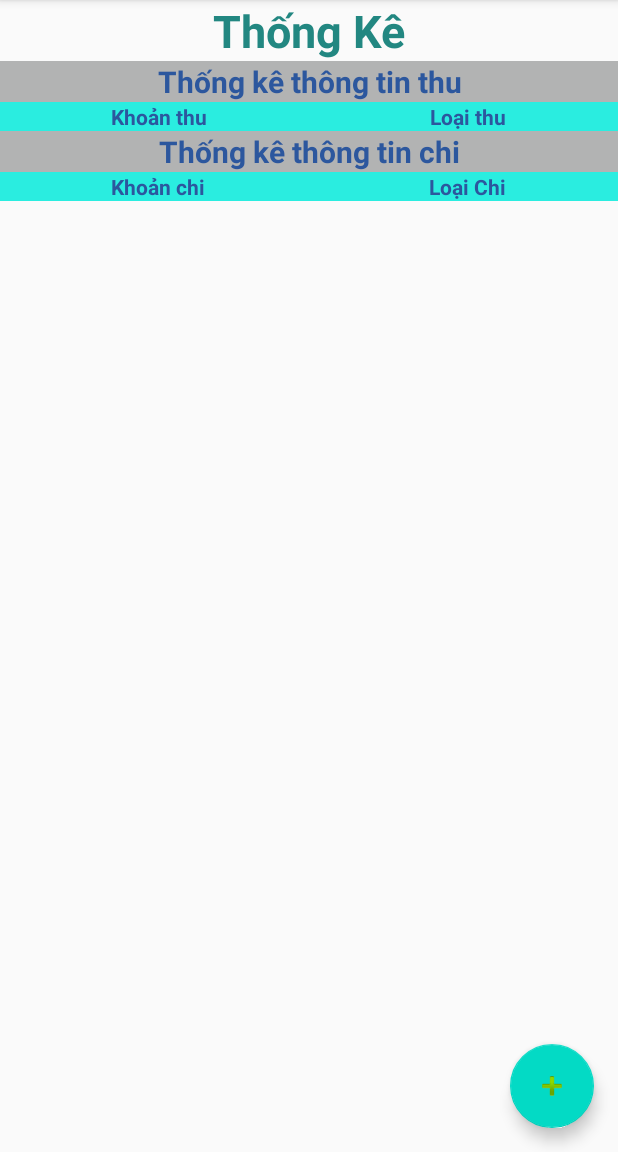
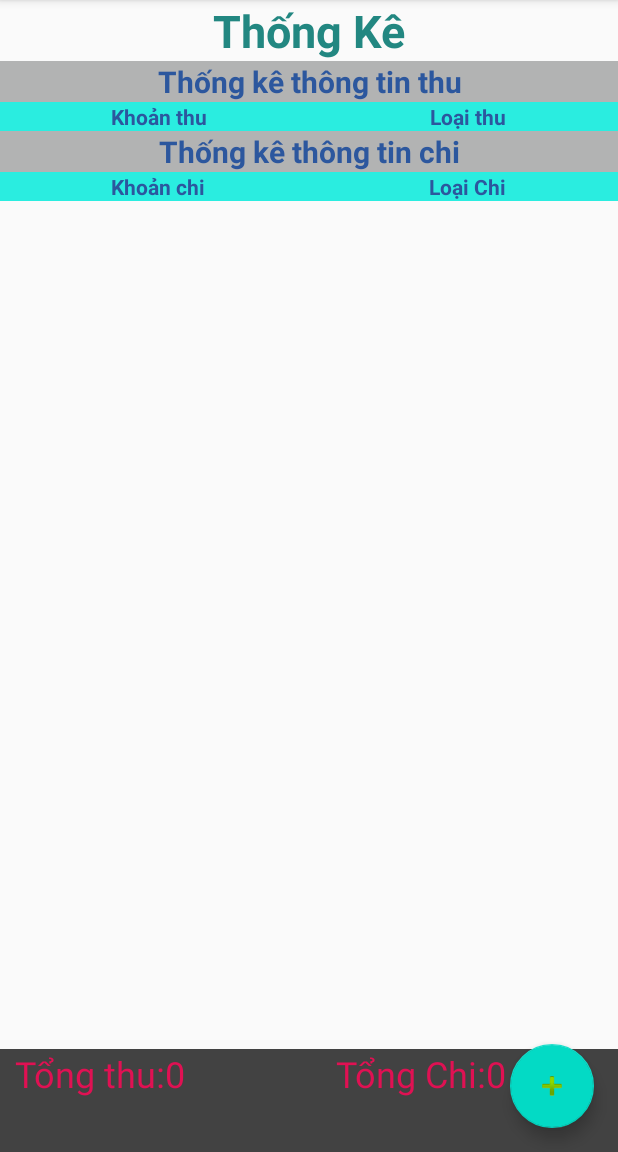
Before and after one commit to theanh2311/Quan_ly_thu_chi, an Android app: the screen it shows after launch (MainActivity), in the side drawer, after a tap on "Thống Kê", on a phone screen of 412 x 824 dp, the part 84-1236 px from its top. Run offline under Robolectric (Android 15) with nearby library versions, the phone set to English and light mode, and no system bars.

Commit message:
nta2k add func statistical

```diff
--- a/app/src/main/java/com/example/assignment/flagment1.java
+++ b/app/src/main/java/com/example/assignment/flagment1.java
@@ -2,10 +2,13 @@ package com.example.assignment;
 
 import android.database.Cursor;
 import android.os.Bundle;
+import android.util.Log;
 import android.view.LayoutInflater;
 import android.view.View;
 import android.view.ViewGroup;
 import android.widget.ListView;
+import android.widget.TextView;
+import android.widget.Toast;
 
 import androidx.annotation.NonNull;
 import androidx.annotation.Nullable;
@@ -22,11 +25,14 @@ import java.util.ArrayList;
 public class flagment1 extends Fragment {
     public flagment1() {
     }
+    int tongChi  = 0;
+    int tongThu = 0;
     private View rootview;
     ArrayList<ThongKeThu> list;
     ArrayList<ThongKeChi> list1;
     ThongKeThuAdapter adapter;
     ThongKeChiAdapter adapter1;
+    TextView tvTongThu,tvTongChi;
     ListView lv_thongkethu;
     ListView lv_thongkechi;
     Database database;
@@ -39,6 +45,8 @@ public class flagment1 extends Fragment {
         return rootview;
     }
     private void initView(){
+        tvTongChi = rootview.findViewById(R.id.tv_tongChi);
+        tvTongThu = rootview.findViewById(R.id.tv_tongThu);
         list = new ArrayList<>();
         lv_thongkethu = rootview.findViewById(R.id.lv_thongkethu);
         database  = new Database(getActivity());
@@ -50,9 +58,11 @@ public class flagment1 extends Fragment {
             String b = datathongkethu.getString(1);
             String c = datathongkethu.getString(2);
             list.add(new ThongKeThu(a,b,c));
+            tongThu += Integer.parseInt(b);
         }
         adapter.notifyDataSetChanged();
         lv_thongkethu.setAdapter(adapter);
+        tvTongThu.setText("Tổng thu:"+tongThu);
 
         list1 = new ArrayList<>();
         lv_thongkechi = rootview.findViewById(R.id.lv_thongkechi);
@@ -64,8 +74,11 @@ public class flagment1 extends Fragment {
             String b = datathongkechi.getString(1);
             String c = datathongkechi.getString(2);
             list1.add(new ThongKeChi(a,b,c));
+            tongChi += Integer.parseInt(b);
         }
         adapter1.notifyDataSetChanged();
         lv_thongkechi.setAdapter(adapter1);
+        tvTongChi.setText("Tổng Chi:"+tongChi);
+
     }
 }
--- a/app/src/main/res/layout/flagment1.xml
+++ b/app/src/main/res/layout/flagment1.xml
@@ -4,7 +4,7 @@
     android:layout_height="match_parent">
     <LinearLayout
         android:layout_width="match_parent"
-        android:layout_height="wrap_content"
+        android:layout_height="match_parent"
         android:orientation="vertical">
         <TextView
             android:layout_width="match_parent"
@@ -52,48 +52,75 @@
             android:id="@+id/lv_thongkethu">
 
         </ListView>
+
         <LinearLayout
             android:layout_width="match_parent"
-            android:layout_height="wrap_content"
+            android:layout_height="612dp"
             android:orientation="vertical">
+
             <TextView
                 android:layout_width="match_parent"
                 android:layout_height="wrap_content"
+                android:background="#b2b3b3"
+                android:gravity="center"
                 android:text="Thống kê thông tin chi"
-                android:gravity="center"
-                android:textStyle="bold"
                 android:textColor="#2c579e"
                 android:textSize="20dp"
-                android:background="#b2b3b3"/>
+                android:textStyle="bold" />
+
             <LinearLayout
                 android:layout_width="match_parent"
                 android:layout_height="wrap_content"
+                android:background="#2aede0"
                 android:orientation="horizontal"
-                android:weightSum="10"
-                android:background="#2aede0">
+                android:weightSum="10">
+
                 <TextView
                     android:layout_width="wrap_content"
                     android:layout_height="wrap_content"
                     android:layout_weight="5"
+                    android:gravity="center"
                     android:text="Khoản chi"
-                    android:textStyle="bold"
                     android:textColor="#2c579e"
-                    android:gravity="center"/>
+                    android:textStyle="bold" />
+
                 <TextView
                     android:layout_width="wrap_content"
                     android:layout_height="wrap_content"
                     android:layout_weight="5"
+                    android:gravity="center"
                     android:text="Loại Chi"
-                    android:textStyle="bold"
                     android:textColor="#2c579e"
-                    android:gravity="center"/>
+                    android:textStyle="bold" />
             </LinearLayout>
+
             <ListView
+                android:id="@+id/lv_thongkechi"
                 android:layout_width="match_parent"
-                android:layout_height="wrap_content"
-                android:id="@+id/lv_thongkechi">
+                android:layout_height="531dp">
 
             </ListView>
+        </LinearLayout>
+        <LinearLayout
+            android:background="@color/cardview_dark_background"
+            android:layout_width="match_parent"
+            android:layout_height="match_parent">
+            <TextView
+                android:layout_marginLeft="10dp"
+                android:textColor="#E01153"
+                android:text="Tổng thu:"
+                android:textSize="24dp"
+                android:id="@+id/tv_tongThu"
+                android:layout_width="wrap_content"
+                android:layout_height="wrap_content"/>
+            <TextView
+                android:textColor="#E01153"
+                android:text="Tổng Chi:"
+                android:textSize="24dp"
+                android:id="@+id/tv_tongChi"
+                android:layout_marginLeft="100dp"
+                android:layout_width="wrap_content"
+                android:layout_height="wrap_content"/>
         </LinearLayout>
     </LinearLayout>
 
```
